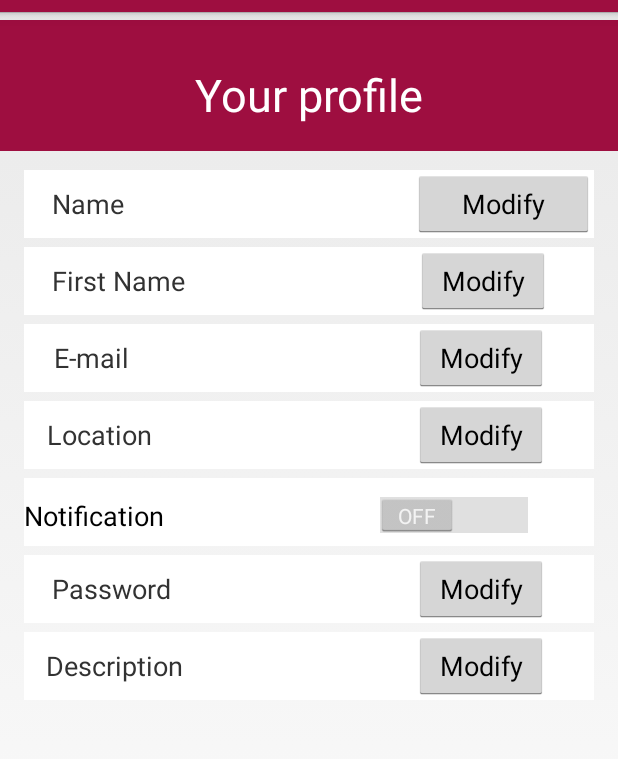
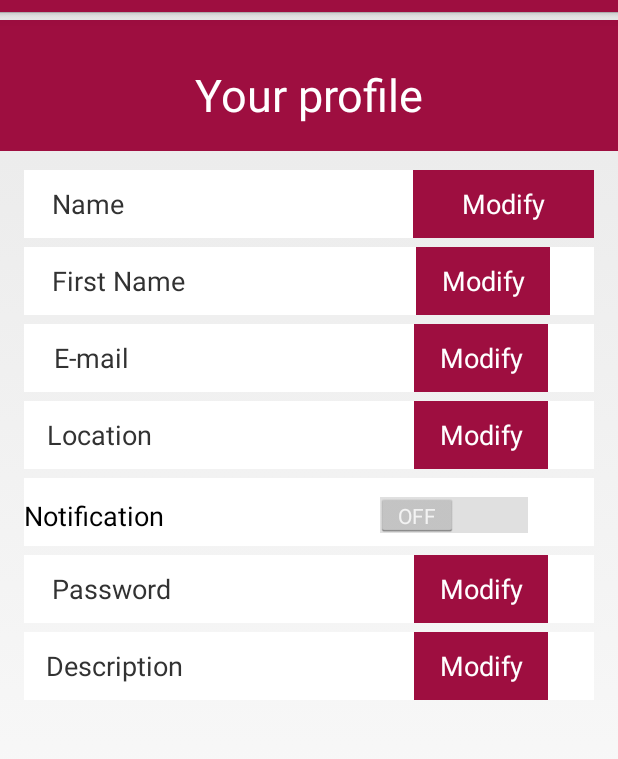
Before and after one commit to Pirou30/culte_Xchange, an Android app: the layout activity_ur_profile.xml on its own in the app's theme, with its tools: preview values and no code run, on a phone screen of 412 x 824 dp, the part 60-819 px from its top. Run offline under Robolectric (Android 15) with nearby library versions, the phone set to English and light mode, and no system bars.

Commit message:
Final version

```diff
--- a/app/src/main/res/layout/activity_contracts.xml
+++ b/app/src/main/res/layout/activity_contracts.xml
@@ -25,7 +25,7 @@
                 android:layout_width="50dp"
                 android:layout_height="match_parent"
                 android:layout_weight="0"
-                android:contentDescription="@string/logo"
+                android:contentDescription="logo"
                 android:src="@drawable/contrat" />
 
             <TextView
@@ -77,7 +77,7 @@
                 android:layout_width="50dp"
                 android:layout_height="match_parent"
                 android:layout_weight="0"
-                android:contentDescription="@string/logo"
+                android:contentDescription="logo"
                 android:src="@drawable/contrat" />
 
             <TextView
@@ -120,7 +120,7 @@
                 android:layout_width="50dp"
                 android:layout_height="match_parent"
                 android:layout_weight="0"
-                android:contentDescription="@string/logo"
+                android:contentDescription="logo"
                 android:src="@drawable/contrat" />
 
             <TextView
--- a/app/src/main/res/layout/activity_first_page.xml
+++ b/app/src/main/res/layout/activity_first_page.xml
@@ -38,7 +38,9 @@
         android:text="Button"
         tools:layout_editor_absoluteX="154dp"
         tools:layout_editor_absoluteY="403dp"
-        tools:text="Start" />
+        tools:text="Start"
+        android:background="@color/pourpre"
+        android:textColor="@color/white"/>
 
     <TextView
         android:id="@+id/textView"
--- a/app/src/main/res/layout/activity_ur_profile.xml
+++ b/app/src/main/res/layout/activity_ur_profile.xml
@@ -78,7 +78,9 @@
                 android:layout_height="wrap_content"
                 android:layout_weight="10"
                 android:text="Button"
-                tools:text="Modify" />
+                tools:text="Modify"
+                android:background="@color/pourpre"
+                android:textColor="@color/white"/>
 
         </LinearLayout>
 
@@ -114,7 +116,9 @@
                 android:layout_height="wrap_content"
                 android:layout_weight="0"
                 android:text="Button"
-                tools:text="Modify" />
+                tools:text="Modify"
+                android:background="@color/pourpre"
+                android:textColor="@color/white"/>
 
         </LinearLayout>
 
@@ -150,7 +154,9 @@
                 android:layout_height="wrap_content"
                 android:layout_weight="0"
                 android:text="Button"
-                tools:text="Modify" />
+                tools:text="Modify"
+                android:background="@color/pourpre"
+                android:textColor="@color/white"/>
 
         </LinearLayout>
 
@@ -186,7 +192,9 @@
                 android:layout_height="wrap_content"
                 android:layout_weight="0"
                 android:text="Button"
-                tools:text="Modify" />
+                tools:text="Modify"
+                android:background="@color/pourpre"
+                android:textColor="@color/white"/>
 
 
         </LinearLayout>
@@ -241,7 +249,9 @@
                 android:layout_height="wrap_content"
                 android:layout_weight="0"
                 android:text="Button"
-                tools:text="Modify" />
+                tools:text="Modify"
+                android:background="@color/pourpre"
+                android:textColor="@color/white"/>
 
         </LinearLayout>
 
@@ -278,7 +288,9 @@
                 android:layout_height="wrap_content"
                 android:layout_weight="0"
                 android:text="Button"
-                tools:text="Modify" />
+                tools:text="Modify"
+                android:background="@color/pourpre"
+                android:textColor="@color/white"/>
 
         </LinearLayout>
 
--- a/app/src/main/res/layout/contact_us.xml
+++ b/app/src/main/res/layout/contact_us.xml
@@ -124,6 +124,8 @@
         app:layout_constraintHorizontal_bias="0.928"
         app:layout_constraintStart_toStartOf="parent"
         app:layout_constraintTop_toTopOf="parent"
-        app:layout_constraintVertical_bias="0.947" />
+        app:layout_constraintVertical_bias="0.947"
+        android:background="@color/pourpre"
+        android:textColor="@color/white"/>
 
 </android.support.constraint.ConstraintLayout>
--- a/app/src/main/res/layout/description.xml
+++ b/app/src/main/res/layout/description.xml
@@ -14,7 +14,6 @@
         android:textAllCaps="false"
         android:textSize="24sp"
         android:textStyle="bold"
-        app:fontFamily="@font/merriweather_light"
         app:layout_constraintEnd_toEndOf="parent"
         app:layout_constraintStart_toStartOf="parent"
         app:layout_constraintTop_toTopOf="parent" />
@@ -28,7 +27,6 @@
         android:layout_marginRight="18dp"
         android:layout_marginStart="18dp"
         android:layout_marginTop="27dp"
-        android:background="@drawable/border"
         android:ellipsize="start"
         android:ems="10"
         android:gravity="center"
@@ -46,7 +44,6 @@
         android:layout_marginBottom="44dp"
         android:layout_marginEnd="31dp"
         android:layout_marginRight="31dp"
-        android:background="@drawable/border"
         android:backgroundTint="@color/pourpre"
         android:text="ADD"
         android:textColor="@color/white"
--- a/app/src/main/res/layout/editprofile.xml
+++ b/app/src/main/res/layout/editprofile.xml
@@ -143,5 +143,7 @@
         android:layout_height="48dp"
         android:text="Save"
         tools:layout_editor_absoluteX="136dp"
-        tools:layout_editor_absoluteY="419dp" />
+        tools:layout_editor_absoluteY="419dp"
+        android:background="@color/pourpre"
+        android:textColor="@color/white"/>
 </android.support.constraint.ConstraintLayout>
--- a/app/src/main/res/layout/inscription.xml
+++ b/app/src/main/res/layout/inscription.xml
@@ -144,6 +144,8 @@
         android:layout_height="48dp"
         android:text="Register"
         tools:layout_editor_absoluteX="136dp"
-        tools:layout_editor_absoluteY="419dp" />
+        tools:layout_editor_absoluteY="419dp"
+        android:background="@color/pourpre"
+        android:textColor="@color/white"/>
 
 </android.support.constraint.ConstraintLayout>
--- a/app/src/main/res/layout/members_seeking.xml
+++ b/app/src/main/res/layout/members_seeking.xml
@@ -15,7 +15,6 @@
         android:layout_marginRight="8dp"
         android:layout_marginStart="8dp"
         android:layout_marginTop="16dp"
-        android:background="@drawable/border"
         app:layout_constraintEnd_toEndOf="parent"
         app:layout_constraintHorizontal_bias="0.0"
         app:layout_constraintStart_toStartOf="parent"
@@ -29,7 +28,6 @@
         android:layout_marginRight="8dp"
         android:layout_marginStart="8dp"
         android:layout_marginTop="8dp"
-        android:background="@drawable/border"
         app:layout_constraintEnd_toEndOf="parent"
         app:layout_constraintStart_toStartOf="parent"
         app:layout_constraintTop_toBottomOf="@+id/searchView" />
--- a/app/src/main/res/layout/rating.xml
+++ b/app/src/main/res/layout/rating.xml
@@ -56,8 +56,7 @@
                 android:gravity="center"
                 android:text="Your Rating : "
                 android:textSize="18sp"
-                android:textStyle="bold"
-                app:fontFamily="@font/merriweather_light" />
+                android:textStyle="bold" />
 
             <RatingBar
                 android:id="@+id/ratingBar"
@@ -65,8 +64,7 @@
                 android:layout_height="wrap_content"
                 android:layout_gravity="center"
                 android:layout_weight="0"
-                android:background="@color/pourpre"
-                android:theme="@style/RatingBar" />
+                android:background="@color/pourpre" />
         </LinearLayout>
 
         <LinearLayout
```
Also changed, not shown: app/src/main/res/layout/user_view.xml (+5 -5 lines), 194 other files.
